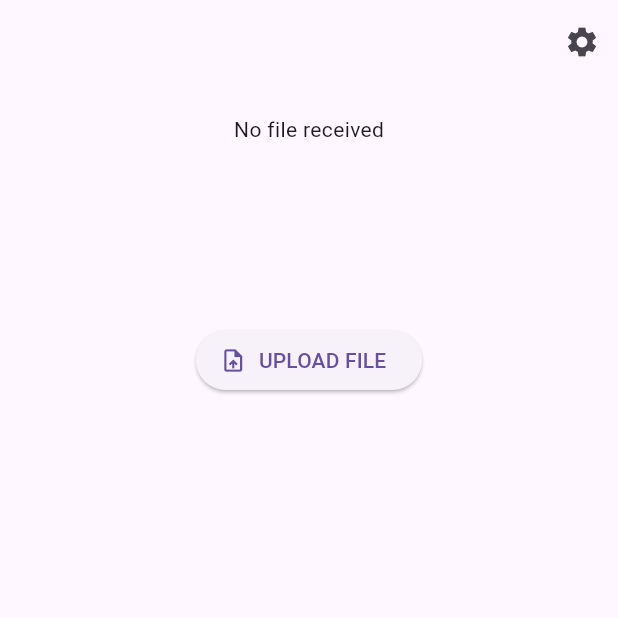
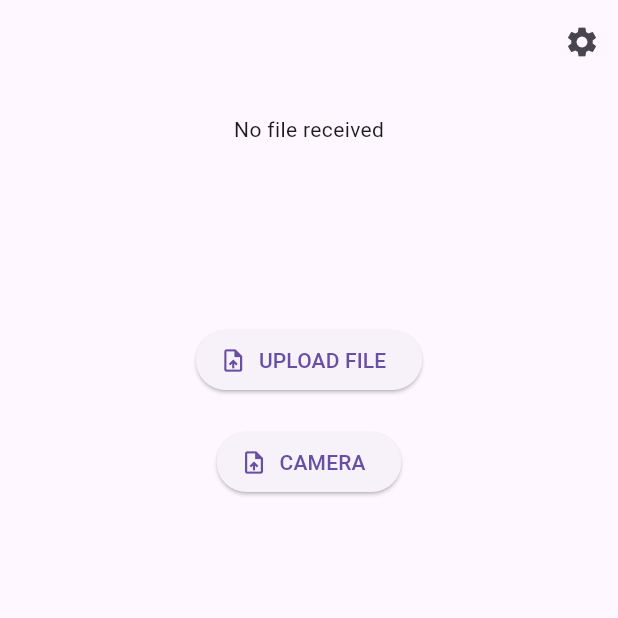
Before and after one commit to NovokshanovE/Merc, a Flutter app: the screen it shows after launch, on a phone screen of 412 x 824 dp, the top half of it. Run offline on Flutter 3.47's test engine with Material 3 defaults, Android fonts, the phone set to English and light mode, and no system bars; our stand-ins replace dio, file_picker, image_picker; generated files the repository leaves out were written again.

Commit message:
mega update

```diff
--- a/application/lib/src/home/doc_upload_page.dart
+++ b/application/lib/src/home/doc_upload_page.dart
@@ -127,6 +127,22 @@ class DocUploadPage extends StatelessWidget {
                   appState.createReport('', '');
                 }
               }),
+          const Padding(padding: const EdgeInsets.all(10.0)),
+          ElevatedButton.icon(
+              icon: const Icon(Icons.upload_file),
+              label: const Text('CAMERA'),
+              onPressed: () async {
+                var picked = await ImagePicker.platform
+                    .getImageFromSource(source: ImageSource.camera);
+
+                print(picked?.name.toString());
+
+                if (picked?.path != null) {
+                  appState.createReport(picked?.path, picked!.name);
+                } else {
+                  appState.createReport('', '');
+                }
+              }),
         ]),
       ),
     );
```
Also changed, not shown: 1 other file.
